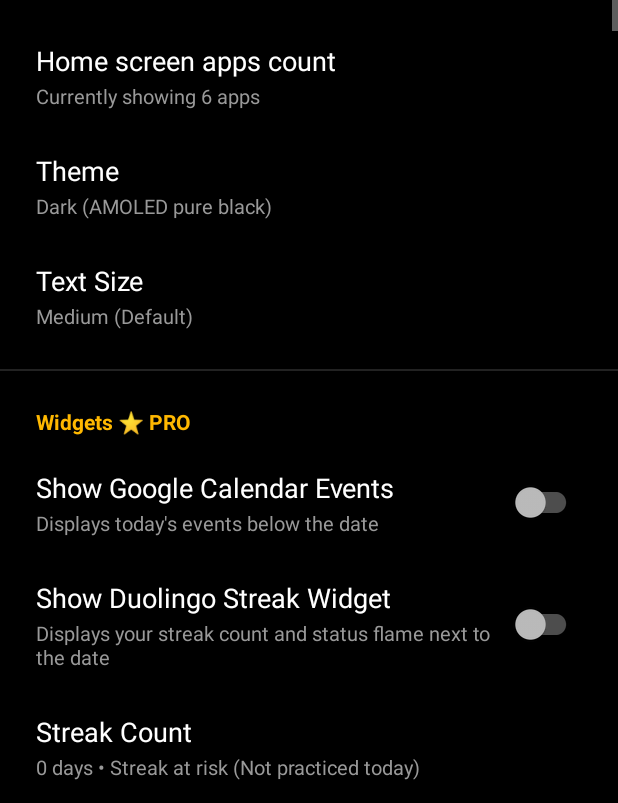
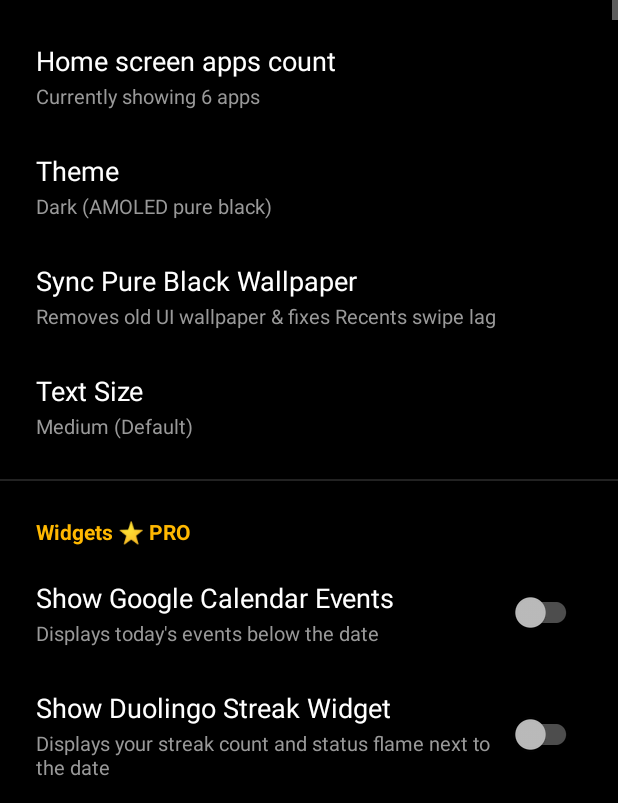
Before and after one commit to PIYU5H5/P-sei, an Android app: the SettingsActivity screen opened directly, with no data from a screen before it, on a phone screen of 412 x 824 dp, the part 433-1236 px from its top. Run offline under Robolectric (Android 15) with nearby library versions, the phone set to English and light mode, and no system bars; libraries missing offline, so code that uses them is left out: com.android.billingclient; 1 statement that could not run was skipped.

Commit message:
Fix Recents wallpaper bleed and swipe lag by removing windowShowWallpaper and syncing pure black AMOLED wallpaper

```diff
--- a/app/src/main/AndroidManifest.xml
+++ b/app/src/main/AndroidManifest.xml
@@ -16,6 +16,9 @@
     <uses-permission
         android:name="android.permission.PACKAGE_USAGE_STATS"
         tools:ignore="ProtectedPermissions" />
+
+    <!-- Pure Black System Wallpaper Sync (Terminates OEM live wallpapers to eliminate Recents blur lag) -->
+    <uses-permission android:name="android.permission.SET_WALLPAPER" />
 
     <!--
         Android 11+ (API 30+) Package Visibility requirement.
--- a/app/src/main/java/com/psei/launcher/data/Prefs.kt
+++ b/app/src/main/java/com/psei/launcher/data/Prefs.kt
@@ -91,6 +91,10 @@ class Prefs private constructor(context: Context) {
     var isVipUser: Boolean
         get() = sp.getBoolean("pref_is_vip_user", false)
         set(value) = sp.edit().putBoolean("pref_is_vip_user", value).apply()
+
+    var isBlackWallpaperSynced: Boolean
+        get() = sp.getBoolean("pref_black_wallpaper_synced", false)
+        set(value) = sp.edit().putBoolean("pref_black_wallpaper_synced", value).apply()
 
     var theme: String
         get() = sp.getString(KEY_THEME, THEME_DARK) ?: THEME_DARK
--- a/app/src/main/res/layout/activity_settings.xml
+++ b/app/src/main/res/layout/activity_settings.xml
@@ -213,6 +213,36 @@
                     android:textColor="?attr/secondaryTextColor"
                     android:textSize="13sp"
                     tools:text="Dark (AMOLED pure black)" />
+            </LinearLayout>
+
+            <!-- Pure Black Wallpaper Sync (Fixes old UI wallpaper & Recents blur lag) -->
+            <LinearLayout
+                android:id="@+id/rowBlackWallpaper"
+                android:layout_width="match_parent"
+                android:layout_height="wrap_content"
+                android:background="?android:attr/selectableItemBackground"
+                android:clickable="true"
+                android:focusable="true"
+                android:orientation="vertical"
+                android:paddingStart="24dp"
+                android:paddingTop="14dp"
+                android:paddingEnd="24dp"
+                android:paddingBottom="14dp">
+
+                <TextView
+                    android:layout_width="wrap_content"
+                    android:layout_height="wrap_content"
+                    android:text="Sync Pure Black Wallpaper"
+                    android:textColor="?attr/primaryTextColor"
+                    android:textSize="18sp" />
+
+                <TextView
+                    android:layout_width="wrap_content"
+                    android:layout_height="wrap_content"
+                    android:layout_marginTop="2dp"
+                    android:text="Removes old UI wallpaper &amp; fixes Recents swipe lag"
+                    android:textColor="?attr/secondaryTextColor"
+                    android:textSize="13sp" />
             </LinearLayout>
 
             <!-- Text Size Item -->
--- a/app/src/main/res/values/themes.xml
+++ b/app/src/main/res/values/themes.xml
@@ -9,8 +9,7 @@
         <item name="android:windowLightStatusBar">false</item>
         <item name="android:windowLightNavigationBar">false</item>
 
-        <!-- Window performance: enable wallpaper backing layer & eliminate transition jank -->
-        <item name="android:windowShowWallpaper">true</item>
+        <!-- Window performance: eliminate transition jank -->
         <item name="android:windowAnimationStyle">@null</item>
         <item name="android:windowDisablePreview">true</item>
 
```
Also changed, not shown: app/src/main/java/com/psei/launcher/MainActivity.kt (+10 -0 lines), app/src/main/java/com/psei/launcher/SettingsActivity.kt (+11 -0 lines), app/src/main/java/com/psei/launcher/data/WallpaperHelper.kt (added, +43 -0 lines).
